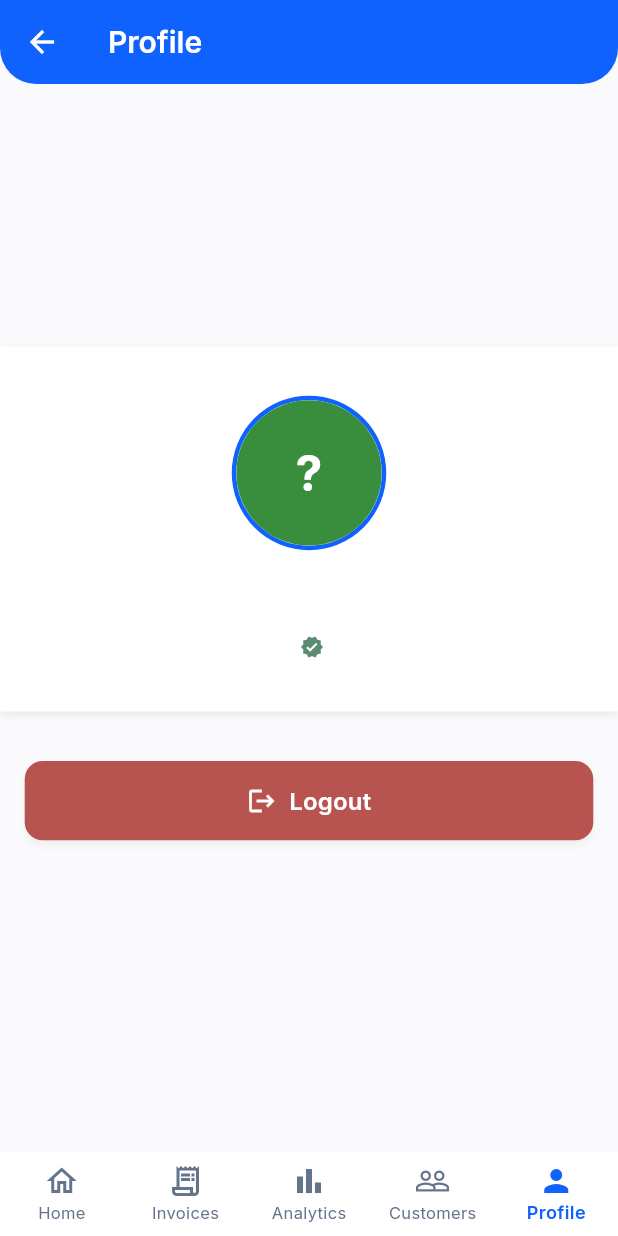
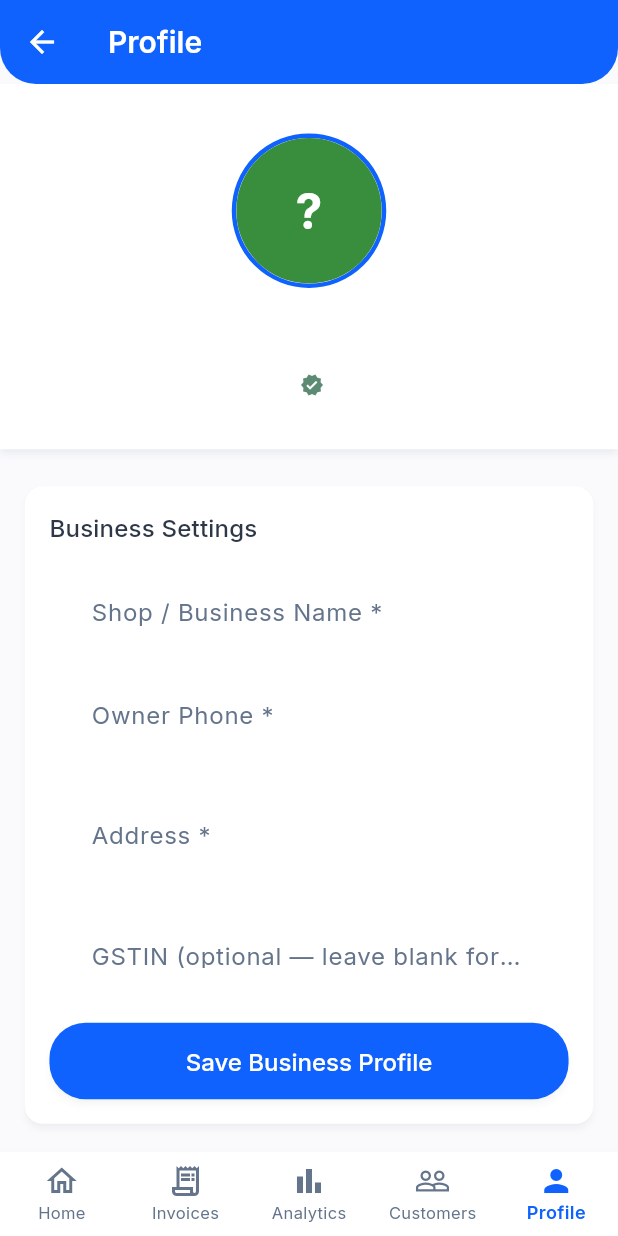
Before and after one commit to Sarthak030506/invoiceflow, a Flutter app: the ProfileScreen screen opened by its route, on a phone screen of 412 x 824 dp. Run offline on Flutter 3.47's test engine with Material 3 defaults, Android fonts, the phone set to English and light mode, and no system bars; our stand-ins replace cached_network_image, cloud_firestore, cloud_functions, contacts_service, csv, dio and 18 more; missing offline and left inert: firebase_app_check, razorpay_flutter; accounts and stored records are empty.

Commit message:
refactor(profile-screen): replace hardcoded mock data with real BusinessProfileService

```diff
--- a/lib/presentation/profile_screen/profile_screen.dart
+++ b/lib/presentation/profile_screen/profile_screen.dart
@@ -7,10 +7,11 @@
 import '../../core/app_export.dart';
 import './widgets/logout_button_widget.dart';
 import './widgets/profile_header_widget.dart';
-import '../../widgets/enhanced_bottom_nav.dart';
 import '../../widgets/adaptive_scaffold.dart';
 import '../../config/navigation_config.dart';
 import '../../utils/responsive_helper.dart';
+import '../../models/business_profile_model.dart';
+import '../../services/business_profile_service.dart';
 
 class ProfileScreen extends StatefulWidget {
   const ProfileScreen({super.key});
@@ -20,26 +21,176 @@
 }
 
 class _ProfileScreenState extends State<ProfileScreen> {
-  int _currentIndex = 4; // Profile is index 4
+  final int _currentIndex = 4; // Profile is index 4
   String _userName = '';
   String _userEmail = '';
   bool _isLoading = false;
 
-  // Mock user data
-  final Map<String, dynamic> _mockUserData = {
-    "fullName": "Sarah Johnson",
-    "email": "sarah.johnson@example.com",
-    "profileImage": null, // Use initials-based avatar instead
-    "isEmailVerified": true,
-    "lastSyncTime": "2025-07-09 17:45:00",
-    "appVersion": "1.2.3",
-    "joinDate": "2024-03-15"
-  };
+  String? _profileImageUrl;
+  bool _isEmailVerified = false;
+
+  // Business profile state
+  BusinessProfileModel? _businessProfile;
+  bool _isSavingProfile = false;
+  final _shopNameCtrl    = TextEditingController();
+  final _ownerPhoneCtrl  = TextEditingController();
+  final _addressCtrl     = TextEditingController();
+  final _gstinCtrl       = TextEditingController();
+  String? _businessType;
 
   @override
   void initState() {
     super.initState();
     _loadUserData();
+    _loadBusinessProfile();
+  }
+
+  @override
+  void dispose() {
+    _shopNameCtrl.dispose();
+    _ownerPhoneCtrl.dispose();
+    _addressCtrl.dispose();
+    _gstinCtrl.dispose();
+    super.dispose();
+  }
+
+  Future<void> _loadBusinessProfile() async {
+    final profile = await BusinessProfileService.instance.getProfile();
+    if (!mounted) return;
+    setState(() {
+      _businessProfile = profile;
+      _shopNameCtrl.text   = profile?.shopName   ?? '';
+      _ownerPhoneCtrl.text = profile?.ownerPhone ?? '';
+      _addressCtrl.text    = profile?.address    ?? '';
+      _gstinCtrl.text      = profile?.gstin      ?? '';
+      _businessType        = profile?.businessType;
+    });
+  }
+
+  Future<void> _saveBusinessProfile() async {
+    final shopName  = _shopNameCtrl.text.trim();
+    final phone     = _ownerPhoneCtrl.text.trim();
+    final address   = _addressCtrl.text.trim();
+
+    if (shopName.isEmpty || phone.isEmpty || address.isEmpty) {
+      ScaffoldMessenger.of(context).showSnackBar(
+        const SnackBar(content: Text('Shop name, phone, and address are required.')),
+      );
+      return;
+    }
+
+    setState(() => _isSavingProfile = true);
+    try {
+      final profile = BusinessProfileModel(
+        shopName: shopName,
+        ownerPhone: phone,
+        address: address,
+        gstin: _gstinCtrl.text.trim().isEmpty ? null : _gstinCtrl.text.trim(),
+        businessType: _businessType,
+      );
+      await BusinessProfileService.instance.saveProfile(profile);
+      if (!mounted) return;
+      setState(() => _businessProfile = profile);
+      ScaffoldMessenger.of(context).showSnackBar(
+        const SnackBar(content: Text('Business profile saved.')),
+      );
+    } catch (e) {
+      if (!mounted) return;
+      ScaffoldMessenger.of(context).showSnackBar(
+        SnackBar(content: Text('Failed to save: $e')),
+      );
+    } finally {
+      if (mounted) setState(() => _isSavingProfile = false);
+    }
+  }
+
+  Widget _buildBusinessSettingsCard() {
+    final gstin = _gstinCtrl.text.trim();
+    return Card(
+      elevation: 2,
+      margin: EdgeInsets.symmetric(horizontal: 4.w),
+      shape: RoundedRectangleBorder(borderRadius: BorderRadius.circular(12)),
+      child: Padding(
+        padding: EdgeInsets.all(4.w),
+        child: Column(
+          crossAxisAlignment: CrossAxisAlignment.start,
+          children: [
+            Text('Business Settings',
+                style: AppTheme.lightTheme.textTheme.titleMedium),
+            SizedBox(height: 2.h),
+            TextField(
+              controller: _shopNameCtrl,
+              decoration: const InputDecoration(
+                labelText: 'Shop / Business Name *',
+                border: OutlineInputBorder(),
+                isDense: true,
+              ),
+            ),
+            SizedBox(height: 1.5.h),
+            TextField(
+              controller: _ownerPhoneCtrl,
+              keyboardType: TextInputType.phone,
+              decoration: const InputDecoration(
+                labelText: 'Owner Phone *',
+                border: OutlineInputBorder(),
+                isDense: true,
+              ),
+            ),
+            SizedBox(height: 1.5.h),
+            TextField(
+              controller: _addressCtrl,
+              maxLines: 2,
+              decoration: const InputDecoration(
+                labelText: 'Address *',
+                border: OutlineInputBorder(),
+                isDense: true,
+              ),
+            ),
+            SizedBox(height: 1.5.h),
+            TextField(
+              controller: _gstinCtrl,
+              decoration: const InputDecoration(
+                labelText: 'GSTIN (optional — leave blank for non-GST mode)',
+                border: OutlineInputBorder(),
+                isDense: true,
+              ),
+              onChanged: (_) => setState(() {}),
+            ),
+            if (gstin.isNotEmpty) ...[
+              SizedBox(height: 1.5.h),
+              DropdownButtonFormField<String>(
+                value: _businessType,
+                decoration: const InputDecoration(
+                  labelText: 'Business Type',
+                  border: OutlineInputBorder(),
+                  isDense: true,
+                ),
+                items: const [
+                  DropdownMenuItem(value: 'proprietor',  child: Text('Proprietorship')),
+                  DropdownMenuItem(value: 'partnership', child: Text('Partnership')),
+                  DropdownMenuItem(value: 'pvt_ltd',     child: Text('Private Limited')),
+                ],
+                onChanged: (v) => setState(() => _businessType = v),
+              ),
+            ],
+            SizedBox(height: 2.h),
+            SizedBox(
+              width: double.infinity,
+              child: ElevatedButton(
+                onPressed: _isSavingProfile ? null : _saveBusinessProfile,
+                child: _isSavingProfile
+                    ? const SizedBox(
+                        width: 18,
+                        height: 18,
+                        child: CircularProgressIndicator(strokeWidth: 2),
+                      )
+                    : const Text('Save Business Profile'),
+              ),
+            ),
+          ],
+        ),
+      ),
+    );
   }
 
   Future<void> _loadUserData() async {
@@ -56,10 +207,11 @@
       if (user != null) {
         _userName = user.displayName ?? user.email?.split('@').first ?? 'User';
         _userEmail = user.email ?? '';
+        _profileImageUrl = user.photoURL;
+        _isEmailVerified = user.emailVerified;
       } else {
-        // Fallback to SharedPreferences or mock data
-        _userName = prefs.getString('user_name') ?? (_mockUserData['fullName'] as String);
-        _userEmail = prefs.getString('user_email') ?? (_mockUserData['email'] as String);
+        _userName = prefs.getString('user_name') ?? 'User';
+        _userEmail = prefs.getString('user_email') ?? '';
       }
 
       // Simulate loading delay
@@ -203,10 +355,12 @@
                             ProfileHeaderWidget(
                               userName: _userName,
                               userEmail: _userEmail,
-                              profileImageUrl: _mockUserData['profileImage'] as String?,
-                              isEmailVerified: _mockUserData['isEmailVerified'] as bool,
+                              profileImageUrl: _profileImageUrl,
+                              isEmailVerified: _isEmailVerified,
                             ),
-                            SizedBox(height: 4.h),
+                            SizedBox(height: 3.h),
+                            _buildBusinessSettingsCard(),
+                            SizedBox(height: 3.h),
                             LogoutButtonWidget(
                               onPressed: _showLogoutDialog,
                             ),
```
